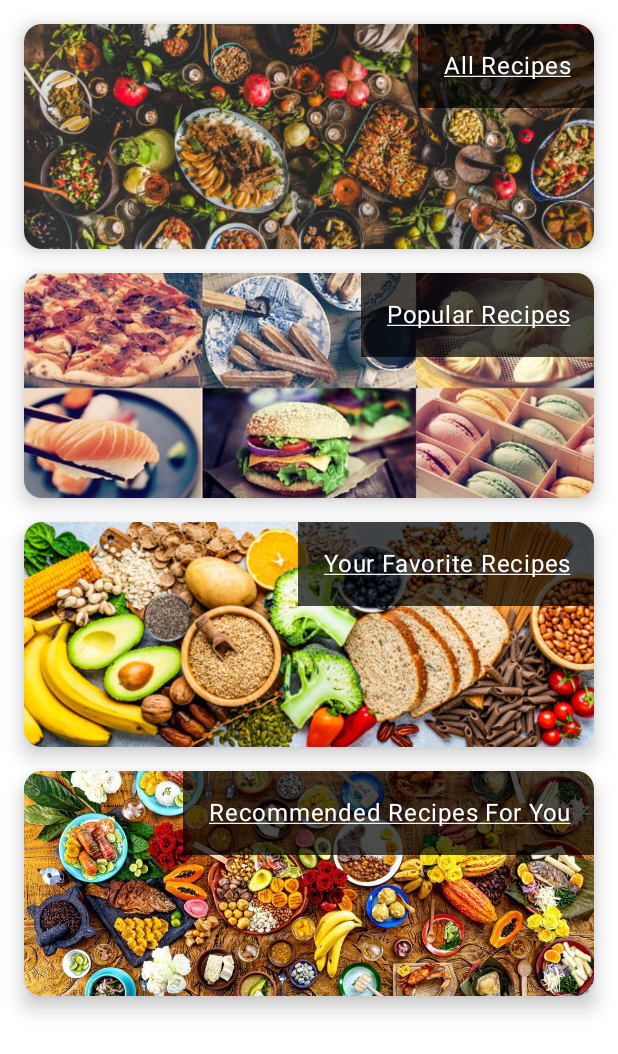
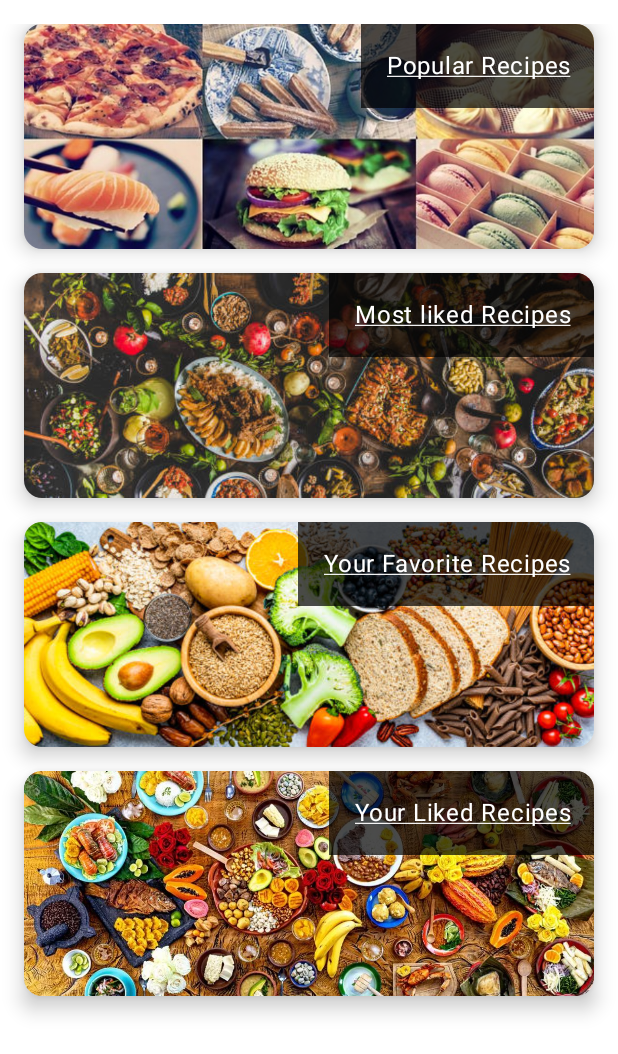
Before and after one commit to mec-cs/aws-bite-byte-frontend, an Android app built with Jetpack Compose: the composable HomeScreen shown on its own in the app's theme, on a phone screen of 412 x 824 dp. Shown: the top 1054 px of the screen. Run offline under Robolectric (Android 15) with nearby library versions, the phone set to English and light mode, and no system bars; 2 statements that could not run were skipped.

Commit message:
most liked added

```diff
--- a/app/src/main/java/com/chattingapp/foodrecipeuidemo/composables/cards/CardList.kt
+++ b/app/src/main/java/com/chattingapp/foodrecipeuidemo/composables/cards/CardList.kt
@@ -1,25 +1,34 @@
 package com.chattingapp.foodrecipeuidemo.composables.cards
 
 import androidx.compose.foundation.layout.Arrangement
-import androidx.compose.foundation.layout.Column
 import androidx.compose.foundation.layout.fillMaxSize
 import androidx.compose.foundation.layout.padding
+import androidx.compose.foundation.lazy.LazyColumn
 import androidx.compose.runtime.Composable
 import androidx.compose.ui.Modifier
 import androidx.compose.ui.unit.dp
+import androidx.navigation.NavController
 
 
 @Composable
-fun CardsList() {
-    Column(
+fun CardsList(navController: NavController) {
+    LazyColumn(
         modifier = Modifier
             .fillMaxSize()
             .padding(16.dp),
         verticalArrangement = Arrangement.spacedBy(16.dp)
     ) {
-        CardViewAllRecipes()
-        CardViewPopularRecipes()
-        CardViewFavoriteRecipes()
-        CardViewRecommendedRecipes()
+        item {
+            CardViewMostPopularRecipes(navController, "Popular")
+        }
+        item {
+            CardViewMostLikedRecipes(navController, "Most Liked")
+        }
+        item {
+            CardViewFavoriteRecipes(navController, "Favorites")
+        }
+        item {
+            CardViewLikedRecipes(navController, "Likes")
+        }
     }
 }
--- a/app/src/main/java/com/chattingapp/foodrecipeuidemo/composables/cards/CardViewFavoriteRecipes.kt
+++ b/app/src/main/java/com/chattingapp/foodrecipeuidemo/composables/cards/CardViewFavoriteRecipes.kt
@@ -3,6 +3,7 @@ package com.chattingapp.foodrecipeuidemo.composables.cards
 
 import androidx.compose.foundation.Image
 import androidx.compose.foundation.background
+import androidx.compose.foundation.clickable
 import androidx.compose.foundation.layout.Box
 import androidx.compose.foundation.layout.fillMaxSize
 import androidx.compose.foundation.layout.fillMaxWidth
@@ -23,15 +24,19 @@ import androidx.compose.ui.text.style.TextAlign
 import androidx.compose.ui.text.style.TextDecoration
 import androidx.compose.ui.unit.dp
 import androidx.compose.ui.unit.sp
+import androidx.navigation.NavController
 import com.chattingapp.foodrecipeuidemo.R
 
 @Composable
-fun CardViewFavoriteRecipes() {
+fun CardViewFavoriteRecipes(navController: NavController, cardId: String) {
     val text = "Your Favorite Recipes"
     Card(
         modifier = Modifier
             .fillMaxWidth()
-            .height(150.dp),
+            .height(150.dp)
+            .clickable {
+                navController.navigate("recipeCategory/$cardId")
+            },
         elevation = CardDefaults.cardElevation(defaultElevation = 8.dp)
     ) {
         Box(
--- a/app/src/main/java/com/chattingapp/foodrecipeuidemo/composables/cards/CardViewAllRecipes.kt
+++ b/app/src/main/java/com/chattingapp/foodrecipeuidemo/composables/cards/CardViewLikedRecipes.kt
@@ -3,6 +3,7 @@ package com.chattingapp.foodrecipeuidemo.composables.cards
 
 import androidx.compose.foundation.Image
 import androidx.compose.foundation.background
+import androidx.compose.foundation.clickable
 import androidx.compose.foundation.layout.Box
 import androidx.compose.foundation.layout.fillMaxSize
 import androidx.compose.foundation.layout.fillMaxWidth
@@ -23,26 +24,30 @@ import androidx.compose.ui.text.style.TextAlign
 import androidx.compose.ui.text.style.TextDecoration
 import androidx.compose.ui.unit.dp
 import androidx.compose.ui.unit.sp
+import androidx.navigation.NavController
 import com.chattingapp.foodrecipeuidemo.R
 
 @Composable
-fun CardViewAllRecipes() {
-    val text = "All Recipes"
+fun CardViewLikedRecipes(navController: NavController, cardId: String) {
+    val text = "Your Liked Recipes"
     Card(
         modifier = Modifier
             .fillMaxWidth()
-            .height(150.dp),
+            .height(150.dp)
+            .clickable {
+                navController.navigate("recipeCategory/$cardId")
+            },
         elevation = CardDefaults.cardElevation(defaultElevation = 8.dp)
     ) {
         Box(
             modifier = Modifier
                 .fillMaxSize()
-                //.padding(8.dp)
+            //.padding(8.dp)
 
         ) {
 
             Image(
-                painter = painterResource(id = R.drawable.allrecipes),
+                painter = painterResource(id = R.drawable.recommendedrecipes),
                 contentDescription = null,
                 contentScale = ContentScale.Crop,
                 modifier = Modifier.fillMaxSize()
--- a/app/src/main/java/com/chattingapp/foodrecipeuidemo/composables/cards/CardViewRecommendedRecipes.kt
+++ b/app/src/main/java/com/chattingapp/foodrecipeuidemo/composables/cards/CardViewMostLikedRecipes.kt
@@ -1,8 +1,11 @@
+@file:JvmName("CardViewPopularRecipesKt")
+
 package com.chattingapp.foodrecipeuidemo.composables.cards
 
 
 import androidx.compose.foundation.Image
 import androidx.compose.foundation.background
+import androidx.compose.foundation.clickable
 import androidx.compose.foundation.layout.Box
 import androidx.compose.foundation.layout.fillMaxSize
 import androidx.compose.foundation.layout.fillMaxWidth
@@ -23,26 +26,31 @@ import androidx.compose.ui.text.style.TextAlign
 import androidx.compose.ui.text.style.TextDecoration
 import androidx.compose.ui.unit.dp
 import androidx.compose.ui.unit.sp
+import androidx.navigation.NavController
 import com.chattingapp.foodrecipeuidemo.R
 
 @Composable
-fun CardViewRecommendedRecipes() {
-    val text = "Recommended Recipes For You"
+fun CardViewMostLikedRecipes(navController: NavController, cardId: String) {
+    val text = "Most liked Recipes"
     Card(
         modifier = Modifier
             .fillMaxWidth()
-            .height(150.dp),
+            .height(150.dp)
+            .clickable {
+                navController.navigate("recipeCategory/$cardId")
+
+            },
         elevation = CardDefaults.cardElevation(defaultElevation = 8.dp)
     ) {
         Box(
             modifier = Modifier
                 .fillMaxSize()
-            //.padding(8.dp)
+                //.padding(8.dp)
 
         ) {
 
             Image(
-                painter = painterResource(id = R.drawable.recommendedrecipes),
+                painter = painterResource(id = R.drawable.allrecipes),
                 contentDescription = null,
                 contentScale = ContentScale.Crop,
                 modifier = Modifier.fillMaxSize()
--- a/app/src/main/java/com/chattingapp/foodrecipeuidemo/composables/cards/CardViewPopularRecipes.kt
+++ b/app/src/main/java/com/chattingapp/foodrecipeuidemo/composables/cards/CardViewMostPopularRecipes.kt
@@ -2,6 +2,7 @@ package com.chattingapp.foodrecipeuidemo.composables.cards
 
 import androidx.compose.foundation.Image
 import androidx.compose.foundation.background
+import androidx.compose.foundation.clickable
 import androidx.compose.foundation.layout.Box
 import androidx.compose.foundation.layout.fillMaxSize
 import androidx.compose.foundation.layout.fillMaxWidth
@@ -22,15 +23,19 @@ import androidx.compose.ui.text.style.TextAlign
 import androidx.compose.ui.text.style.TextDecoration
 import androidx.compose.ui.unit.dp
 import androidx.compose.ui.unit.sp
+import androidx.navigation.NavController
 import com.chattingapp.foodrecipeuidemo.R
 
 @Composable
-fun CardViewPopularRecipes() {
+fun CardViewMostPopularRecipes(navController: NavController, cardId: String) {
     val text = "Popular Recipes"
     Card(
         modifier = Modifier
             .fillMaxWidth()
-            .height(150.dp),
+            .height(150.dp)
+            .clickable {
+                navController.navigate("recipeCategory/$cardId")
+            },
         elevation = CardDefaults.cardElevation(defaultElevation = 8.dp)
     ) {
         Box(
--- a/app/src/main/java/com/chattingapp/foodrecipeuidemo/composables/navigationbar/HomeScreen.kt
+++ b/app/src/main/java/com/chattingapp/foodrecipeuidemo/composables/navigationbar/HomeScreen.kt
@@ -7,5 +7,5 @@ import com.chattingapp.foodrecipeuidemo.composables.cards.CardsList
 @Composable
 fun HomeScreen(navController: NavController) {
     // Your home screen UI
-    CardsList()
+    CardsList(navController)
 }
--- a/app/src/main/java/com/chattingapp/foodrecipeuidemo/composables/profilepage/ProfileBanner.kt
+++ b/app/src/main/java/com/chattingapp/foodrecipeuidemo/composables/profilepage/ProfileBanner.kt
@@ -38,6 +38,7 @@ import com.chattingapp.foodrecipeuidemo.entity.UserProfile
 import com.chattingapp.foodrecipeuidemo.viewmodel.FollowCountsViewModel
 import com.chattingapp.foodrecipeuidemo.viewmodel.ProfileImageViewModel
 import com.chattingapp.foodrecipeuidemo.viewmodel.RecipeViewModel
+import kotlinx.coroutines.delay
 
 @Composable
 fun ProfileBanner(viewModel: FollowCountsViewModel, profileImageViewModel: ProfileImageViewModel, recipeViewModel: RecipeViewModel, navController: NavController) {
@@ -169,9 +170,11 @@ fun ProfileBanner(viewModel: FollowCountsViewModel, profileImageViewModel: Profi
             LaunchedEffect(listState) {
                 snapshotFlow { listState.layoutInfo.visibleItemsInfo.lastOrNull() }
                     .collect { lastVisibleItem ->
+
                         if (lastVisibleItem != null && lastVisibleItem.index >= recipeViewModel.recipeListDetail.size - 1 && recipeViewModel.recipeListDetail.size.toLong() != followCounts?.recipeCount) {
                             Log.d("LOAD MORE RECIPES", "ProfileBanner: ")
                             recipeViewModel.loadMoreRecipes(userProfile.id)
+                            delay(1000)
                         }
                     }
             }
--- a/app/src/main/java/com/chattingapp/foodrecipeuidemo/composables/recipe/DisplayRecipe.kt
+++ b/app/src/main/java/com/chattingapp/foodrecipeuidemo/composables/recipe/DisplayRecipe.kt
@@ -71,6 +71,7 @@ fun DisplayRecipe(recipe: RecipeProjection, viewModel: RecipeViewModel, navContr
             Constant.targetUserProfile!!.username
         } else{
             // make a api call to get username by recipe owner id
+
             ""
         }
     }
--- a/app/src/main/java/com/chattingapp/foodrecipeuidemo/retrofit/RetrofitApi.kt
+++ b/app/src/main/java/com/chattingapp/foodrecipeuidemo/retrofit/RetrofitApi.kt
@@ -155,4 +155,10 @@ interface RetrofitAPICredentials {
 
     @GET("profile-api/get-user-profile/{id}")
     fun getUserProfileById(@Path("id") id: Long): Call<UserProfile>
+
+    @POST("recipe-getter/get-recipes")
+    suspend fun getRecipes(@Query("ids") ids: List<Long>): List<RecipeProjection>
+
+    @GET("like-dislike/most-liked-recipes")
+    fun getMostLikedRecipes(): Call<List<Long>>
 }
--- a/app/src/main/java/com/chattingapp/foodrecipeuidemo/retrofit/RetrofitHelper.kt
+++ b/app/src/main/java/com/chattingapp/foodrecipeuidemo/retrofit/RetrofitHelper.kt
@@ -9,7 +9,7 @@ object RetrofitHelper {
     var gson = GsonBuilder()
         .setLenient()
         .create()
-    private const val BASE_URL = "http://192.168.1.4:8765/"
+    private const val BASE_URL = "http://192.168.1.100:8765/"
 
     private val retrofit: Retrofit = Retrofit.Builder()
         .baseUrl(BASE_URL)
```
Also changed, not shown: app/src/main/java/com/chattingapp/foodrecipeuidemo/activitiy/HomePageActivity.kt (+42 -2 lines), app/src/main/java/com/chattingapp/foodrecipeuidemo/composables/displaycontent/DisplayPart.kt (added, +11 -0 lines), app/src/main/java/com/chattingapp/foodrecipeuidemo/composables/displaycontent/FavoriteRecipes.kt (added, +10 -0 lines), app/src/main/java/com/chattingapp/foodrecipeuidemo/composables/displaycontent/LikedRecipes.kt (added, +10 -0 lines), app/src/main/java/com/chattingapp/foodrecipeuidemo/composables/displaycontent/MostLikedRecipes.kt (added, +10 -0 lines), app/src/main/java/com/chattingapp/foodrecipeuidemo/composables/displaycontent/PopularRecipes.kt (added, +10 -0 lines), app/src/main/java/com/chattingapp/foodrecipeuidemo/composables/displaycontent/RecipeCategory.kt (added, +134 -0 lines), app/src/main/java/com/chattingapp/foodrecipeuidemo/viewmodel/CategoryLikeViewModel.kt (added, +79 -0 lines).
